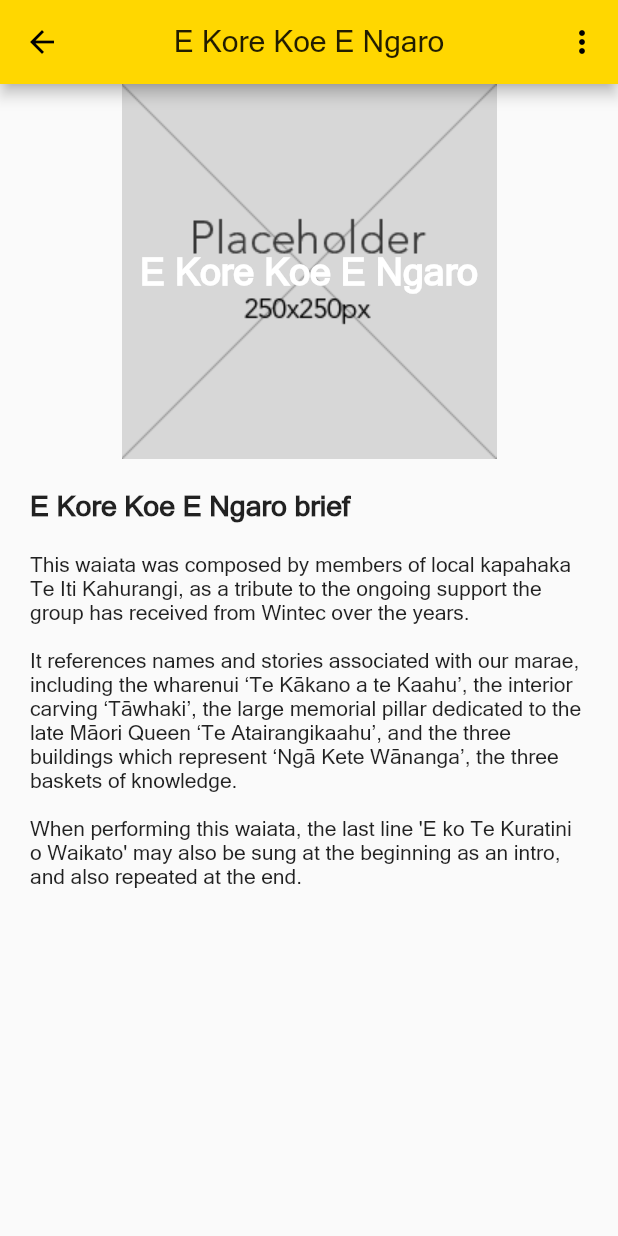
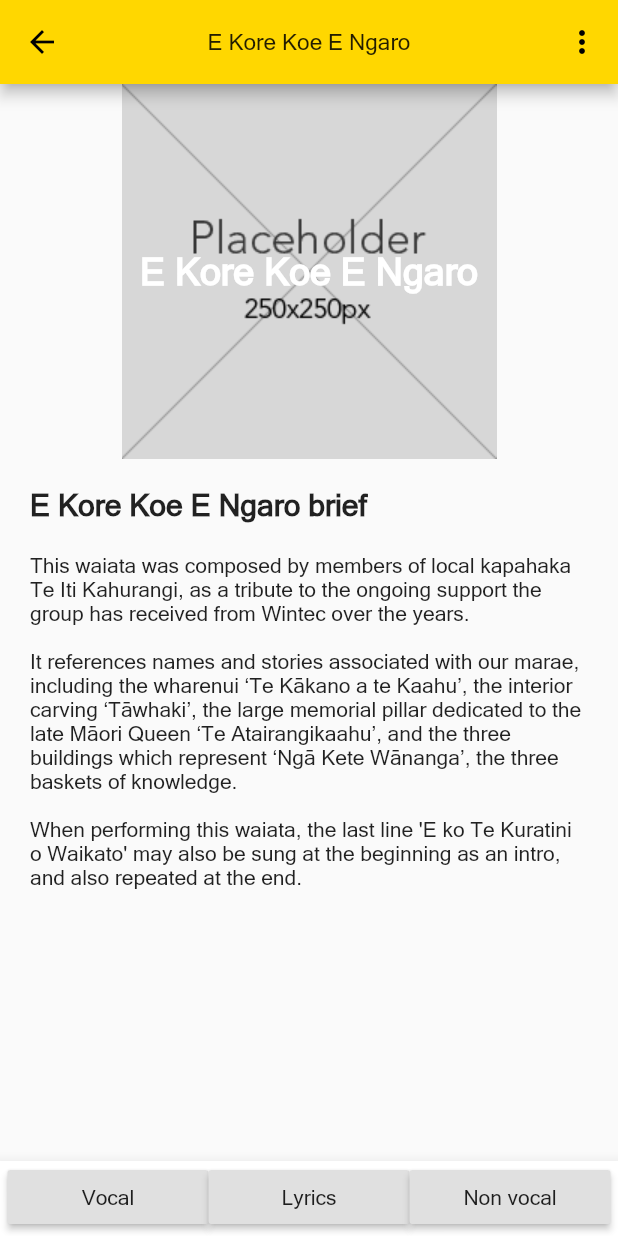
Before and after one commit to WintecWhanau/WintecWaiata, a Flutter app: the screen it shows after launch, after a tap on "E Kore Koe E Ngaro", on a phone screen of 412 x 824 dp. Run offline on Flutter 3.47's test engine with Material 2 defaults, Android fonts, the phone set to English and light mode, and no system bars; our stand-ins replace chewie, video_player.

Commit message:
waiata update
update for all waita pages

```diff
--- a/wintec_waiata/lib/main.dart
+++ b/wintec_waiata/lib/main.dart
@@ -2,6 +2,8 @@ import 'package:flutter/material.dart';
 import 'package:wintec_waiata/screens/Home/Home.dart';
 import 'package:wintec_waiata/screens/Splash/Splash.dart';
 import 'package:wintec_waiata/screens/WaiataBrief/WaiataBrief.dart';
+import 'package:wintec_waiata/screens/WaiataPlayback/WaiataPlayback.dart';
+import 'package:wintec_waiata/screens/WaiataWords/WaiataWords.dart';
 
 void main() => runApp(MyApp());
 
@@ -20,6 +22,8 @@ class MyApp extends StatelessWidget {
         '/': (context) => SplashScreen(),
         '/home': (context) => Home(),
         '/waiataBrief': (context) => WaiataBrief(),
+        '/waiataWords': (context) => WaiataWords(),
+        '/waiataPlayback': (context) => WaiataPlayback(),
       },
     );
   }
--- a/wintec_waiata/lib/screens/WaiataBrief/WaiataBrief.dart
+++ b/wintec_waiata/lib/screens/WaiataBrief/WaiataBrief.dart
@@ -10,7 +10,12 @@ class WaiataBrief extends StatelessWidget {
   Widget build(BuildContext context) {
     return Scaffold(
       appBar: ApplicationBar(
-        title: Text(WaiataAux.waiata.name),
+        title: Text(
+          WaiataAux.waiata.name,
+          style: TextStyle(
+            fontSize: 15.0,
+          ),
+        ),
       ),
       body: SingleChildScrollView(
         scrollDirection: Axis.vertical,
@@ -40,7 +45,7 @@ class WaiataBrief extends StatelessWidget {
                 WaiataAux.waiata.name + " brief",
                 style: TextStyle(
                   fontWeight: FontWeight.bold,
-                  fontSize: 19.0,
+                  fontSize: 20.0,
                 ),
               )
             ),
@@ -52,7 +57,43 @@ class WaiataBrief extends StatelessWidget {
             ),
           ],
         ),
-      )
+      ),
+      bottomNavigationBar: BottomAppBar(
+        child: Padding(
+          padding: const EdgeInsets.fromLTRB(5.0, 0.0, 5.0, 2.0),
+          child: Row(
+            mainAxisAlignment: MainAxisAlignment.spaceEvenly,
+            children: < Widget > [
+              Expanded(
+                child: RaisedButton(
+                  onPressed: () {
+                    WaiataAux.waiata.vocal = true;
+                    Navigator.of(context).pushNamed('/waiataPlayback');
+                  },
+                  child: Text("Vocal"),
+                ),
+              ),
+              Expanded(
+                child: RaisedButton(
+                  onPressed: () {
+                    Navigator.of(context).pushNamed('/waiataWords');
+                  },
+                  child: Text("Lyrics"),
+                ),
+              ),
+              Expanded(
+                child: RaisedButton(
+                  onPressed: () {
+                    WaiataAux.waiata.vocal = false;
+                    Navigator.of(context).pushNamed('/waiataPlayback');
+                  },
+                  child: Text("Non vocal"),
+                ),
+              ),
+            ],
+          ),
+        ),
+      ),
     );
   }
 
--- a/wintec_waiata/lib/screens/WaiataHome/WaiataContent.dart
+++ b/wintec_waiata/lib/screens/WaiataHome/WaiataContent.dart
@@ -6,52 +6,74 @@ import 'package:wintec_waiata/shared/Waiata.dart';
 import 'package:wintec_waiata/shared/WaiataAux.dart';
 
 class WaiataContent extends StatelessWidget {
-  final int index;
-  final String title;
+  final int index; //index given to the initWaiata method
+  final String title; //display song title
+  final String image; // image to display inside card
 
-  WaiataContent(this.index, this.title);
+  WaiataContent(this.index, this.title, this.image);
 
   @override
   Widget build(BuildContext context) {
-    return GestureDetector(
+    return GestureDetector( // provides a way for the whole card to be clickable
       onTap: () => initWaiata(context, index), //set null then point to method stops auto trigger
-        child: Stack(
-          children: <Widget>[
+      child: Stack( // keep stack incase want to change to text over image
+        children: < Widget > [
           Card(
             elevation: 2.0,
+            child: Column(
+              children: < Widget > [
+                Expanded(
                   child: Image(
-                image: AssetImage("assets/images/image2.jpg"),
-                // height: 150.0,
-                // width: 92.0,
+                    image: AssetImage(image),
                   ),
                 ),
-            Center(
-              child: Padding(
-                padding: const EdgeInsets.all(10.0),
+                Container(
+                  color: Colors.black,
+                  child: Row( //used to expand song name across entire bottom of card
+                    children: < Widget > [
+                      Expanded(
+                        child: FlatButton( //only used a flat button for the styling
+                          onPressed: null,
+                          disabledTextColor: Colors.white,
                           child: Text(
                             title,
-                  style: TextStyle(
-                    color: Colors.white,
-                    fontWeight: FontWeight.bold,
-                    fontSize: 19.0,
-                    ),
                             textAlign: TextAlign.center,
                           ),
                         ),
+                      )
+                    ],
                   ),
+                )
+              ],
+            ),
+          ),
+          // Center( //part of stack if we wanted to implement the text over image style
+          //   child: Padding(
+          //     padding: const EdgeInsets.all(10.0),
+          //     child: Text(
+          //       title,
+          //       style: TextStyle(
+          //         color: Colors.white,
+          //         fontWeight: FontWeight.bold,
+          //         fontSize: 19.0,
+          //         ),
+          //       textAlign: TextAlign.center,
+          //     ),
+          //   ),
+          // ),
         ],
       ),
     );
   }
 
-  //load waiata info for brief through json file
+  //load selected waiata using the index provided to gather single waiata data
   initWaiata(BuildContext context, int index) async {
     //read and convert json
     String jsonContent = await rootBundle.loadString("assets/json/waiata.json");
     List json = jsonDecode(jsonContent);
 
     //initialize static waita from json
-    WaiataAux.waiata = await new Waiata(json[index]["name"], json[index]["brief"],
+    WaiataAux.waiata = new Waiata(json[index]["name"], json[index]["brief"],
       json[index]["maoriWords"], json[index]["englishWords"],
       json[index]["thumbnailPath"], json[index]["vocalPath"],
       json[index]["nonVocalPath"]);
--- a/wintec_waiata/lib/screens/WaiataHome/WaiataHome.dart
+++ b/wintec_waiata/lib/screens/WaiataHome/WaiataHome.dart
@@ -13,24 +13,29 @@ class WaiataHome extends StatelessWidget {
   Widget build(BuildContext context) {
     return Scaffold(
       appBar: ApplicationBar(
-        title: Text("Marae"),
-        //color:
+        title: Text(
+          "Waiata",
+          style: TextStyle(
+            fontSize: 18.0,
+          ),
+        ),
       ),
       body: Container(
+        padding: EdgeInsets.fromLTRB(0.0, 2.0, 0.0, 0.0),
         child: CustomScrollView(
-          slivers: <Widget>[
+          slivers: < Widget > [
             SliverGrid(
               gridDelegate: SliverGridDelegateWithFixedCrossAxisCount(crossAxisCount: 2),
               delegate: SliverChildListDelegate(
                 [
                   //initialize waiata cards. int constructor is index for json assets/json/waiata.json
-                  WaiataContent(0,"E Kore Koe E Ngaro"),
-                  WaiataContent(1,"He Maimai Aroha nā Tāwhiao"),
-                  WaiataContent(2,"Waikato Te Awa"),
-                  WaiataContent(3,"Tutira mai nga iwi"),
-                  WaiataContent(4,"Pupuke Te Hihiri"),
-                  WaiataContent(5,"I Te Whare Whakapiri"),
-                  WaiataContent(6,"Pua Te Kōwhai"),
+                  WaiataContent(0, "E Kore Koe E Ngaro", "assets/images/image2.jpg"),
+                  WaiataContent(1, "He Maimai Aroha nā Tāwhiao", "assets/images/image2.jpg"),
+                  WaiataContent(2, "Waikato Te Awa", "assets/images/image2.jpg"),
+                  WaiataContent(3, "Tutira mai nga iwi", "assets/images/image2.jpg"),
+                  WaiataContent(4, "Pupuke Te Hihiri", "assets/images/image2.jpg"),
+                  WaiataContent(5, "I Te Whare Whakapiri", "assets/images/image2.jpg"),
+                  WaiataContent(6, "Pua Te Kōwhai", "assets/images/image2.jpg"),
                 ],
               ),
             ),
--- a/wintec_waiata/lib/shared/Waiata.dart
+++ b/wintec_waiata/lib/shared/Waiata.dart
@@ -1,5 +1,7 @@
 class Waiata {
   String name, brief, maoriWords, englishWords, thumbnailPath, vocalPath,nonVocalPath;
+
+  bool vocal;//used to determine which button has been pressed. vocal or non vocal from brief
 
   Waiata(this.name, this.brief, this.maoriWords,
           this.englishWords, this.thumbnailPath, this.vocalPath, this.nonVocalPath);
--- a/wintec_waiata/pubspec.yaml
+++ b/wintec_waiata/pubspec.yaml
@@ -19,6 +19,8 @@ environment:
 dependencies:
   flutter:
     sdk: flutter
+  # video_player: ^0.10.2+5
+  chewie: ^0.9.8+1
 
   # The following adds the Cupertino Icons font to your application.
   # Use with the CupertinoIcons class for iOS style icons.
```
Also changed, not shown: wintec_waiata/assets/json/waiata.json (+16 -16 lines), wintec_waiata/lib/screens/MaraeHome/MaraeHome.dart (+7 -3 lines), wintec_waiata/lib/screens/WaiataPlayback/WaiataPlayback.dart (+92 -3 lines), wintec_waiata/lib/screens/WaiataWords/WaiataWords.dart (added, +30 -0 lines), wintec_waiata/lib/shared/Lyrics.dart (added, +84 -0 lines), wintec_waiata/assets/images/image2.jpg, wintec_waiata/pubspec.lock, 2 other files. Lines whose indentation alone changed are shown as unchanged.
